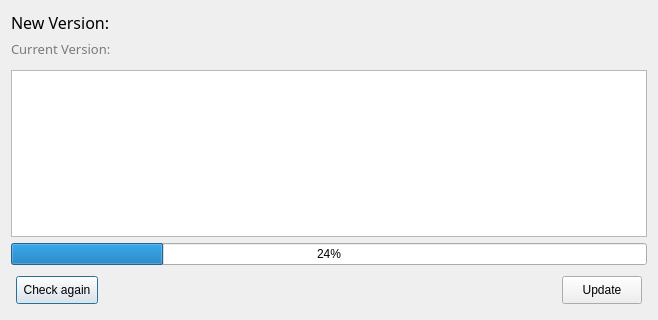
The window that ui/UpdateDialog.ui (Crucialmer/SwitchTask) describes before a commit, drawn with Qt 5.
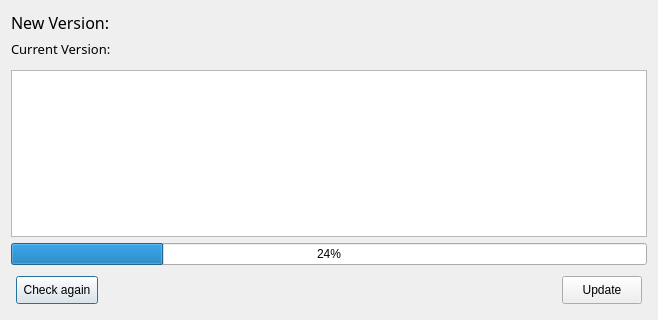
The same window after the commit.

What changed in the file:
```diff
--- a/ui/UpdateDialog.ui
+++ b/ui/UpdateDialog.ui
@@ -39,7 +39,7 @@
       </font>
      </property>
      <property name="styleSheet">
-      <string notr="true">color: rgb(122, 122, 122);</string>
+      <string notr="true"/>
      </property>
      <property name="text">
       <string>Current Version:</string>
```
